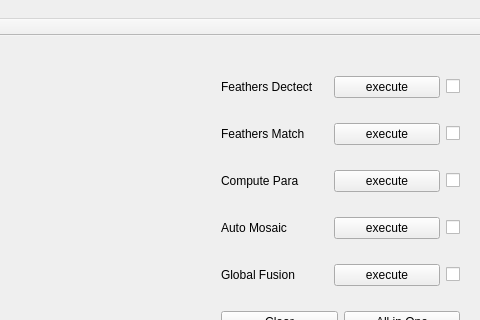
This is mainwindow.ui in dqzjh0319/HaohaoPano as Qt 5 draws it before an edit; both pictures show x 820 to 1300 and y 0 to 320 of the 1300 by 700 pixel window. The edited form follows.
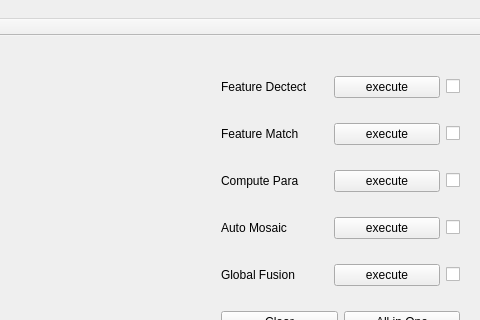
This is the edited form.

Commit message: fix problem of png with method of using bmp instead of png add processing time summary function

```diff
--- a/mainwindow.ui
+++ b/mainwindow.ui
@@ -71,7 +71,7 @@
        <item>
         <widget class="QLabel" name="label_2">
          <property name="text">
-          <string>Feathers Dectect</string>
+          <string>Feature Dectect</string>
          </property>
         </widget>
        </item>
@@ -102,7 +102,7 @@
        <item>
         <widget class="QLabel" name="label_3">
          <property name="text">
-          <string>Feathers Match</string>
+          <string>Feature Match</string>
          </property>
         </widget>
        </item>
```
The commit also changes 2 other files.
